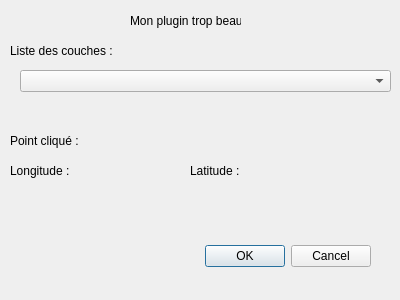
This is my_plugin_dialog_base.ui in Methode-virtuelle-pur/Plugin_Qgis as Qt 5 draws it before an edit. The edited form follows.
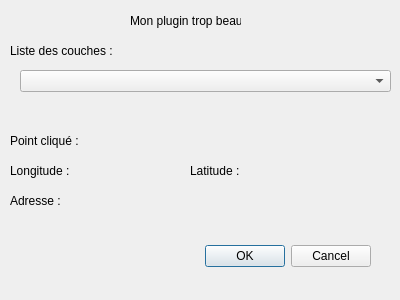
This is the edited form.

Commit message: USER 3 fait

```diff
--- a/my_plugin_dialog_base.ui
+++ b/my_plugin_dialog_base.ui
@@ -104,6 +104,19 @@
     <string>Latitude :</string>
    </property>
   </widget>
+  <widget class="QLabel" name="adresse">
+   <property name="geometry">
+    <rect>
+     <x>10</x>
+     <y>190</y>
+     <width>321</width>
+     <height>21</height>
+    </rect>
+   </property>
+   <property name="text">
+    <string>Adresse :</string>
+   </property>
+  </widget>
  </widget>
  <resources/>
  <connections>
```
The commit also changes 2 other files.
